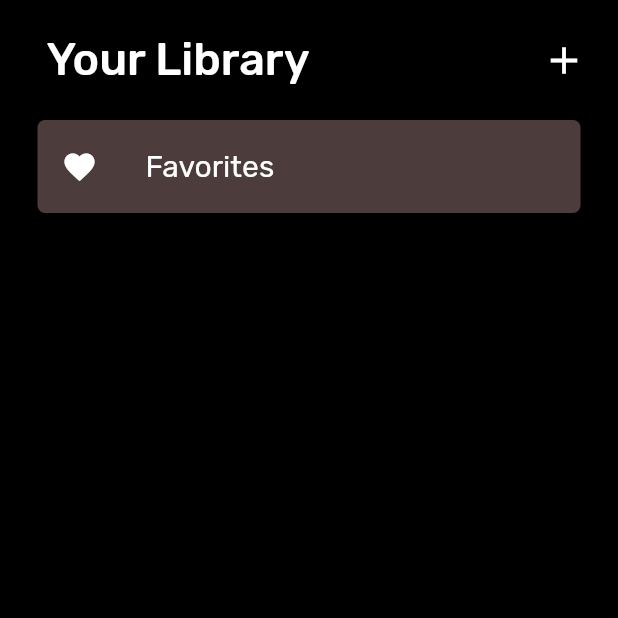
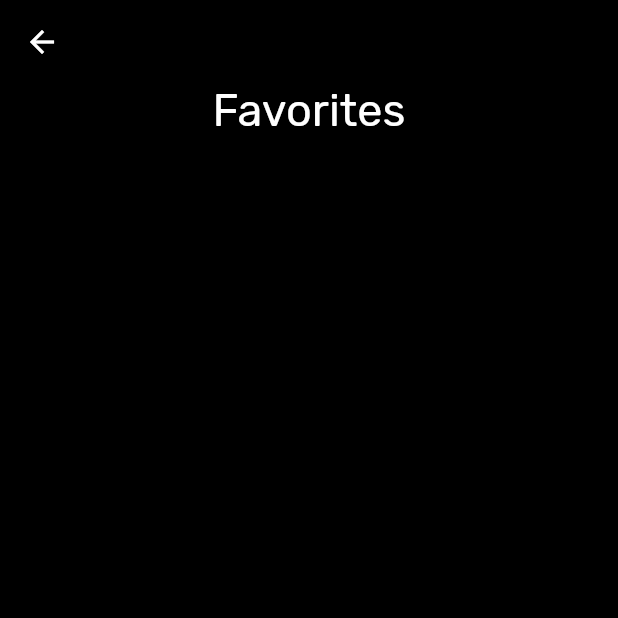
Before and after one commit to fasil721/Mussy-Offline_Music_Player, a Flutter app: the LibraryPage screen opened directly, after a tap on "Favorites", on a phone screen of 412 x 824 dp, the top half of it. Run offline on Flutter 3.47's test engine with Material 2 defaults, Android fonts, the phone set to English and light mode, and no system bars; our stand-ins replace assets_audio_player, audio_video_progress_bar, google_fonts, hive, hive_flutter, on_audio_query; accounts and stored records are empty.

```diff
--- /dev/null
+++ b/lib/pages/favorite_page.dart
@@ -0,0 +1,43 @@
+import 'package:flutter/cupertino.dart';
+import 'package:flutter/material.dart';
+import 'package:google_fonts/google_fonts.dart';
+
+class FavoritePage extends StatefulWidget {
+  @override
+  State<FavoritePage> createState() => _FavoritePageState();
+}
+
+class _FavoritePageState extends State<FavoritePage> {
+  var val = true;
+
+  @override
+  Widget build(BuildContext context) {
+    return Scaffold(
+      backgroundColor: Colors.black,
+      appBar: AppBar(
+        backgroundColor: Colors.black,
+        elevation: 0,
+        leading: IconButton(
+          icon: Icon(Icons.arrow_back),
+          onPressed: () {
+            Navigator.pop(context);
+          },
+        ),
+      ),
+      body: Column(
+        children: [
+          Align(
+            alignment: Alignment.topCenter,
+            child: Text(
+              "Favorites",
+              style: GoogleFonts.rubik(
+                color: Colors.white,
+                fontSize: 30,
+              ),
+            ),
+          ),
+        ],
+      ),
+    );
+  }
+}
--- a/lib/pages/library_page.dart
+++ b/lib/pages/library_page.dart
@@ -2,6 +2,7 @@ import 'package:flutter/material.dart';
 import 'package:flutter/rendering.dart';
 import 'package:google_fonts/google_fonts.dart';
 import '../widgets/create_playlist.dart';
+import 'favorite_page.dart';
 
 class LibraryPage extends StatefulWidget {
   const LibraryPage({Key? key}) : super(key: key);
@@ -54,7 +55,14 @@ class _LibraryPageState extends State<LibraryPage> {
         ),
         child: ListTile(
           tileColor: Color(0xff4D3C3C),
-          onTap: () {},
+          onTap: () {
+            Navigator.push(
+              context,
+              MaterialPageRoute(
+                builder: (context) => FavoritePage(),
+              ),
+            );
+          },
           contentPadding: EdgeInsets.symmetric(
             vertical: 3.0,
             horizontal: 16.0,
```
Also changed, not shown: lib/pages/bottom_play.dart (+6 -28 lines), lib/pages/playing_screen.dart (+43 -8 lines), assets/icons/pause.png.
